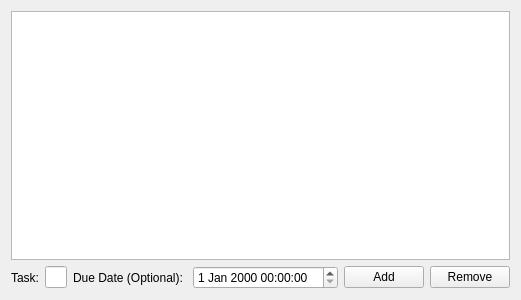
The window that src/ui/to_do_tab.ui (Archangel4148/Capstone-Project-Fall-2025) describes before a commit, drawn with Qt 5.
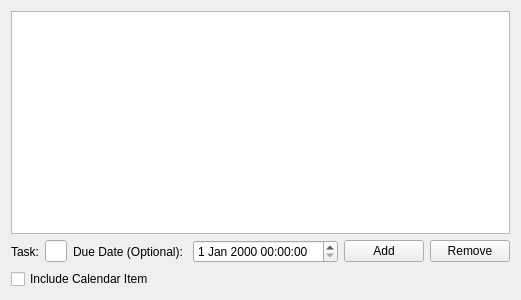
The same window after the commit.

Commit message: Adding check box

```diff
--- a/src/ui/to_do_tab.ui
+++ b/src/ui/to_do_tab.ui
@@ -57,6 +57,30 @@
        </item>
       </layout>
      </item>
+     <item>
+      <layout class="QHBoxLayout" name="horizontalLayout_3">
+       <item>
+        <widget class="QCheckBox" name="include_calendar_item_check_box">
+         <property name="text">
+          <string>Include Calendar Item</string>
+         </property>
+        </widget>
+       </item>
+       <item>
+        <spacer name="horizontalSpacer">
+         <property name="orientation">
+          <enum>Qt::Horizontal</enum>
+         </property>
+         <property name="sizeHint" stdset="0">
+          <size>
+           <width>40</width>
+           <height>20</height>
+          </size>
+         </property>
+        </spacer>
+       </item>
+      </layout>
+     </item>
     </layout>
    </item>
   </layout>
```
The commit also changes 1 other file.
